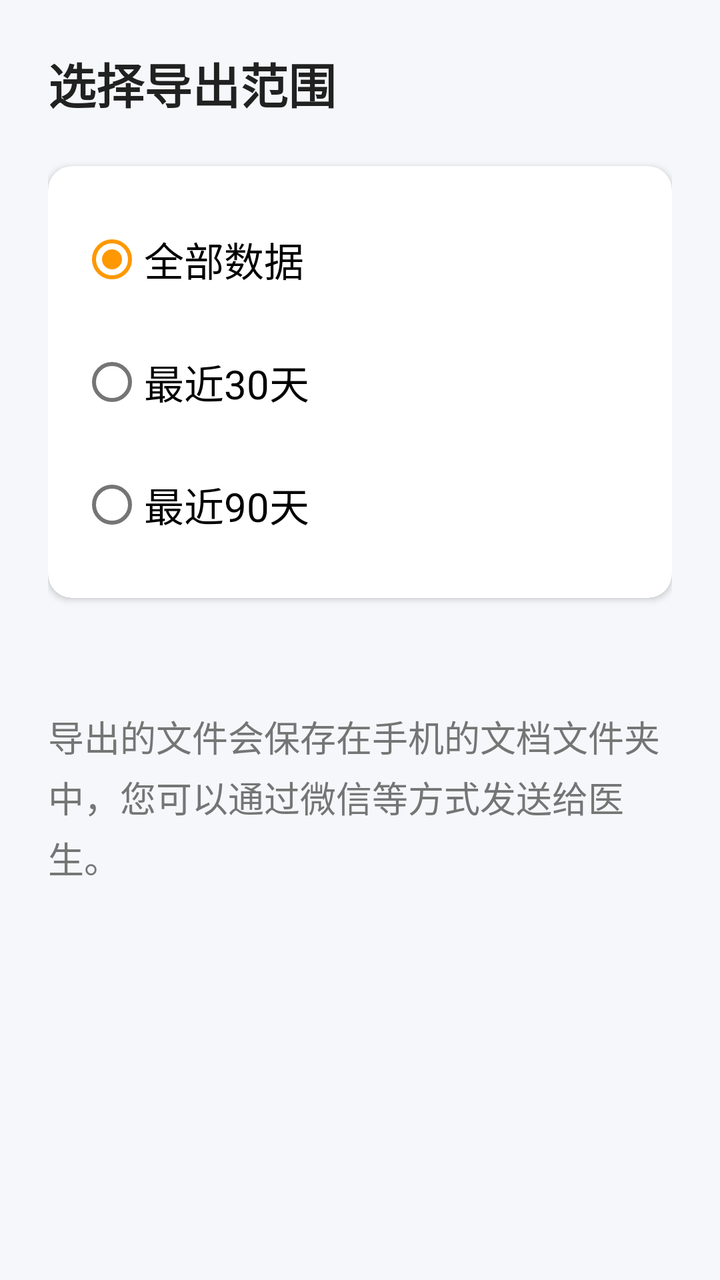
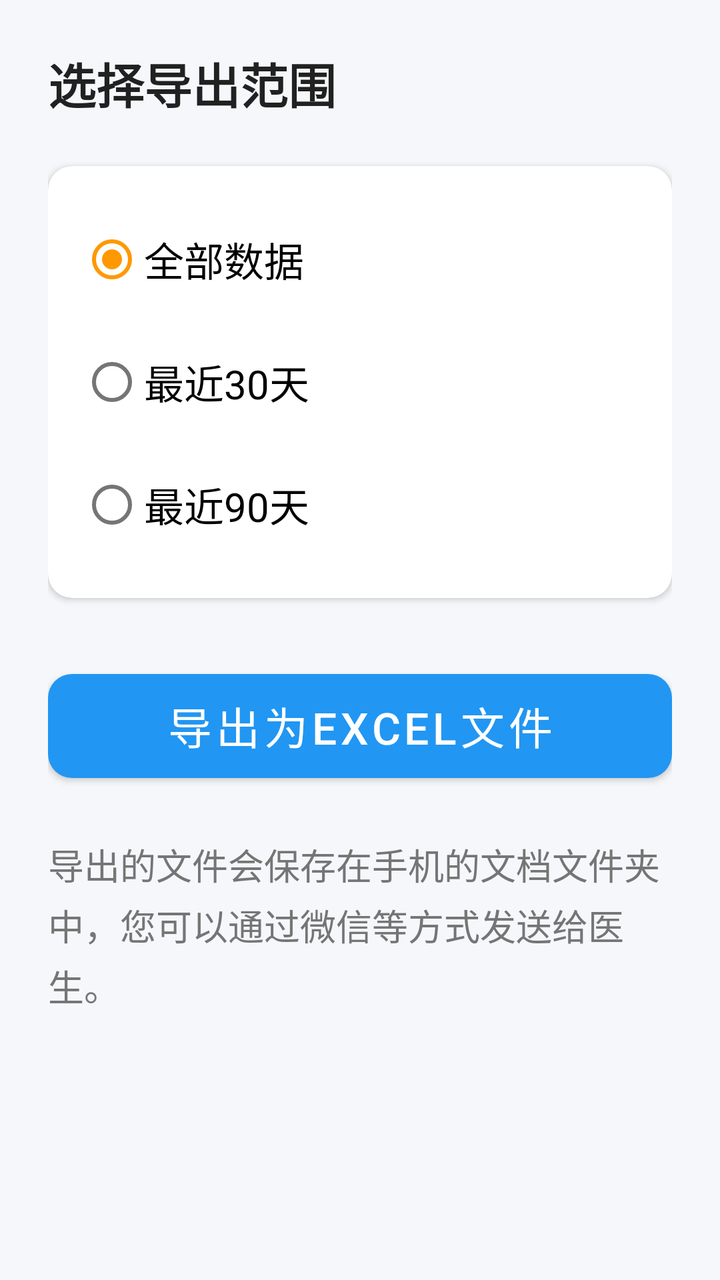

Screens rendered from an Android XML layout before and after an edit, with the pre-edit source and the edit as a unified diff.
<!-- AndroidManifest.xml: application theme Theme.ProstateRehab -->
<!-- res/layout/activity_export.xml -->
<?xml version="1.0" encoding="utf-8"?>
<ScrollView xmlns:android="http://schemas.android.com/apk/res/android"
    xmlns:app="http://schemas.android.com/apk/res-auto"
    android:layout_width="match_parent"
    android:layout_height="match_parent"
    android:background="@color/background">

    <LinearLayout
        android:layout_width="match_parent"
        android:layout_height="wrap_content"
        android:orientation="vertical"
        android:padding="@dimen/spacing_large">

        <TextView
            android:layout_width="wrap_content"
            android:layout_height="wrap_content"
            android:text="@string/select_export_range"
            android:textSize="@dimen/text_size_xlarge"
            android:textColor="@color/text_primary"
            android:textStyle="bold"
            android:layout_marginBottom="@dimen/spacing_large" />

        <androidx.cardview.widget.CardView
            style="@style/AppCard"
            android:layout_width="match_parent"
            android:layout_height="wrap_content"
            android:layout_marginBottom="@dimen/spacing_xlarge">

            <RadioGroup
                android:id="@+id/range_group"
                android:layout_width="match_parent"
                android:layout_height="wrap_content"
                android:orientation="vertical"
                android:padding="@dimen/spacing_normal">

                <RadioButton
                    android:id="@+id/range_all"
                    android:layout_width="match_parent"
                    android:layout_height="wrap_content"
                    android:text="@string/export_all"
                    android:textSize="@dimen/text_size_large"
                    android:paddingVertical="@dimen/spacing_normal"
                    android:checked="true" />

                <RadioButton
                    android:id="@+id/range_30"
                    android:layout_width="match_parent"
                    android:layout_height="wrap_content"
                    android:text="@string/export_recent_30"
                    android:textSize="@dimen/text_size_large"
                    android:paddingVertical="@dimen/spacing_normal" />

                <RadioButton
                    android:id="@+id/range_90"
                    android:layout_width="match_parent"
                    android:layout_height="wrap_content"
                    android:text="@string/export_recent_90"
                    android:textSize="@dimen/text_size_large"
                    android:paddingVertical="@dimen/spacing_normal" />
            </RadioGroup>
        </androidx.cardview.widget.CardView>

        <com.google.android.material.button.MaterialButton
            android:id="@+id/btn_export"
            style="@style/AppButton.Large"
            android:layout_width="match_parent"
            android:text="@string/export_excel" />

        <TextView
            android:layout_width="wrap_content"
            android:layout_height="wrap_content"
            android:text="导出的文件会保存在手机的文档文件夹中，您可以通过微信等方式发送给医生。"
            android:textSize="@dimen/text_size_normal"
            android:textColor="@color/text_secondary"
            android:layout_marginTop="@dimen/spacing_large"
            android:lineSpacingExtra="4dp" />
    </LinearLayout>
</ScrollView>
<!-- resources referenced by this layout -->
<resources>
  <color name="background">#F5F7FA</color>
  <color name="text_primary">#212121</color>
  <color name="text_secondary">#757575</color>
  <dimen name="spacing_large">24dp</dimen>
  <dimen name="spacing_normal">16dp</dimen>
  <dimen name="spacing_xlarge">32dp</dimen>
  <dimen name="text_size_large">20sp</dimen>
  <dimen name="text_size_normal">18sp</dimen>
  <dimen name="text_size_xlarge">24sp</dimen>
  <string name="export_all">全部数据</string>
  <string name="export_excel">导出为Excel文件</string>
  <string name="export_recent_30">最近30天</string>
  <string name="export_recent_90">最近90天</string>
  <string name="select_export_range">选择导出范围</string>
  <style name="AppButton.Large" parent="AppMaterialButton">
          <item name="android:textSize">22sp</item>
          <item name="android:minHeight">64dp</item>
      </style>
  <style name="AppCard" parent="Widget.MaterialComponents.CardView">
          <item name="cardCornerRadius">12dp</item>
          <item name="cardElevation">2dp</item>
          <item name="cardBackgroundColor">@color/white</item>
      </style>
  <style name="Theme.ProstateRehab" parent="Theme.MaterialComponents.Light.NoActionBar">
          <item name="colorPrimary">@color/primary</item>
          <item name="colorPrimaryDark">@color/primary_dark</item>
          <item name="colorAccent">@color/accent</item>
          <item name="android:windowBackground">@color/background</item>
          <item name="android:textColor">@color/text_primary</item>
          <item name="android:textSize">18sp</item>
          <item name="buttonStyle">@style/AppButton</item>
          <item name="materialButtonStyle">@style/AppMaterialButton</item>
      </style>
  <style name="AppMaterialButton" parent="Widget.MaterialComponents.Button">
          <item name="android:textSize">20sp</item>
          <item name="android:minHeight">56dp</item>
          <item name="cornerRadius">12dp</item>
      </style>
  <color name="white">#FFFFFF</color>
  <color name="primary">#2196F3</color>
  <color name="primary_dark">#1976D2</color>
  <color name="accent">#FF9800</color>
  <style name="AppButton" parent="Widget.AppCompat.Button">
          <item name="android:textSize">20sp</item>
          <item name="android:minHeight">56dp</item>
          <item name="android:paddingLeft">24dp</item>
          <item name="android:paddingRight">24dp</item>
      </style>
</resources>

<!-- the commit's change to res/layout/activity_export.xml (unified diff, before → after) -->
@@ -64,6 +64,7 @@
             android:id="@+id/btn_export"
             style="@style/AppButton.Large"
             android:layout_width="match_parent"
+            android:layout_height="wrap_content"
             android:text="@string/export_excel" />
 
         <TextView
